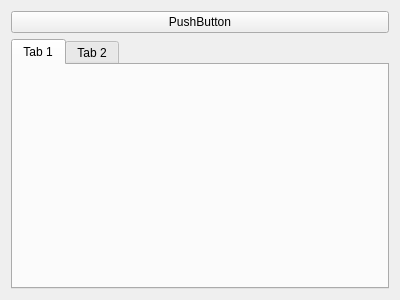
The window that Template/Template/template.ui (Haschtl/RTOC-Plugins) describes before a commit, drawn with Qt 5.
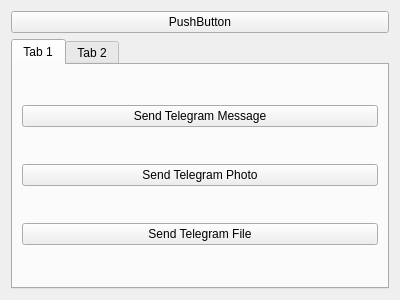
The same window after the commit.

Commit message: added telegram example

```diff
--- a/Template/Template/template.ui
+++ b/Template/Template/template.ui
@@ -27,6 +27,29 @@
       <attribute name="title">
        <string>Tab 1</string>
       </attribute>
+      <layout class="QVBoxLayout" name="verticalLayout_2">
+       <item>
+        <widget class="QPushButton" name="teleMessageButton">
+         <property name="text">
+          <string>Send Telegram Message</string>
+         </property>
+        </widget>
+       </item>
+       <item>
+        <widget class="QPushButton" name="telePhotoButton">
+         <property name="text">
+          <string>Send Telegram Photo</string>
+         </property>
+        </widget>
+       </item>
+       <item>
+        <widget class="QPushButton" name="teleFileButton">
+         <property name="text">
+          <string>Send Telegram File</string>
+         </property>
+        </widget>
+       </item>
+      </layout>
      </widget>
      <widget class="QWidget" name="tab_2">
       <attribute name="title">
```
The commit also changes 3 other files.
